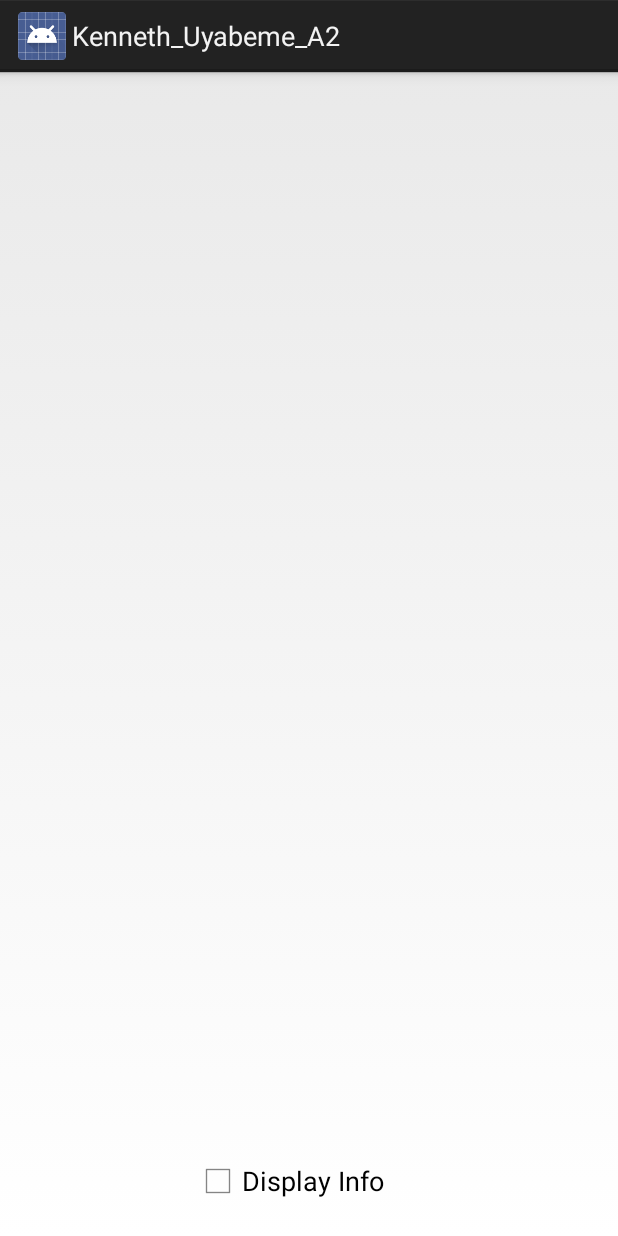
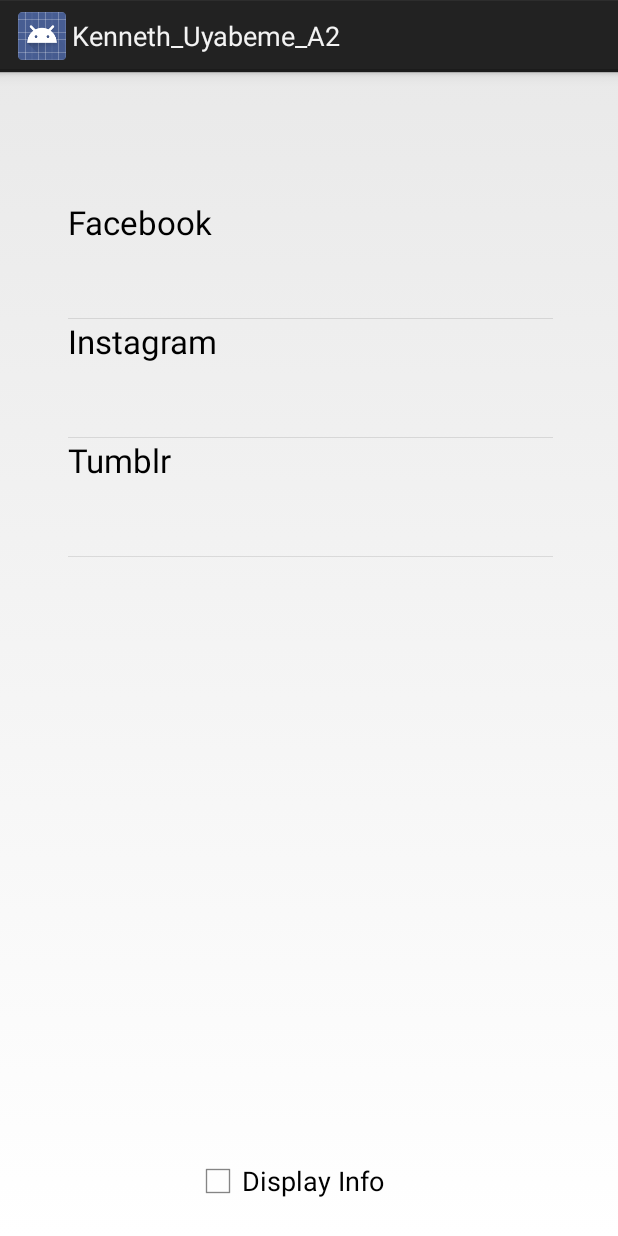
Before and after one commit to kennydgreat/Kenneth_Uyabeme_A2, an Android app: the screen it shows after launch (MainActivity), on a phone screen of 412 x 824 dp. Run offline under Robolectric (Android 15) with nearby library versions, the phone set to English and light mode, and no system bars.

Commit message:
-number of contacts textView added to media info layout xml -adapter class created -listview is not populated on start up

```diff
--- a/app/src/main/java/com/example/kenny/kenneth_uyabeme_a2/MainActivity.java
+++ b/app/src/main/java/com/example/kenny/kenneth_uyabeme_a2/MainActivity.java
@@ -2,13 +2,17 @@ package com.example.kenny.kenneth_uyabeme_a2;
 
 import android.app.Activity;
 import android.os.Bundle;
+import android.view.View;
 import android.widget.CheckBox;
 import android.widget.ListView;
+
+import java.util.ArrayList;
 
 public class MainActivity extends Activity {
     //Fields
     ListView socialMedialistview ; // ListView containing the social media account info
     CheckBox displayInfoCheckBox; // checkbox to display/hide the account ids
+    SocialMediaAccountAdapter adapter; // adapter for listView
     @Override
     protected void onCreate(Bundle savedInstanceState) {
         super.onCreate(savedInstanceState);
@@ -16,8 +20,31 @@ public class MainActivity extends Activity {
         //Getting reference to the social media listview and checkbutton
         socialMedialistview = findViewById(R.id.social_media_list_view);
         displayInfoCheckBox = findViewById(R.id.display_info_check_box);
+        loadSocialMediaAccounts();//loading data into the social media listView
+        //Setting checkBox listener
+        displayInfoCheckBox.setOnClickListener(new View.OnClickListener() {
+            @Override
+            public void onClick(View view) {/*If checked make the userID and number of contacts textViews visible
+            else make them invisible*/
+                if(displayInfoCheckBox.isChecked()){
+                    findViewById(R.id.user_id).setVisibility(View.VISIBLE);
+                    findViewById(R.id.num_of_contacts_textview).setVisibility(View.VISIBLE);
+                }else{
+                    findViewById(R.id.user_id).setVisibility(View.INVISIBLE);
+                    findViewById(R.id.num_of_contacts_textview).setVisibility(View.INVISIBLE);
+                }
 
-
+            }
+        });
 
     }
+
+    private void loadSocialMediaAccounts(){
+        //Getting the data the SocialMediaAccount class
+        ArrayList<SocialMediaAccount> accounts = SocialMediaAccount.getSocialMedia();
+        adapter = new SocialMediaAccountAdapter(this,
+                                                     R.layout.list_media_info,
+                                                    accounts);
+        socialMedialistview.setAdapter(adapter);
+    }
 }
--- /dev/null
+++ b/app/src/main/java/com/example/kenny/kenneth_uyabeme_a2/SocialMediaAccountAdapter.java
@@ -0,0 +1,53 @@
+package com.example.kenny.kenneth_uyabeme_a2;
+
+import android.app.Activity;
+import android.content.Context;
+import android.view.LayoutInflater;
+import android.view.View;
+import android.view.ViewGroup;
+import android.widget.ArrayAdapter;
+import android.widget.TextView;
+
+import java.util.ArrayList;
+import java.util.List;
+
+/**
+ * Created by kenny on 2017-10-15.
+ * This is the adapter that will help display the data from SocialMediaAccount POJO
+ * in Social Media Listview
+ */
+
+public class SocialMediaAccountAdapter extends ArrayAdapter {
+    //Fields
+    private Context context;//for getting the LayoutInflator
+    private int resource;// this will be use to get the layout xml for the each social media account
+
+    public SocialMediaAccountAdapter(Context context, int resource, ArrayList<SocialMediaAccount> accounts ) {
+        super(context, resource, accounts);// calling supeer class constructor
+        this.context = context;//setting the context
+        this.resource = resource; //setting the resources
+
+    }
+    @Override
+    //This creates a view for each social media account using the list_media_info layout
+    public View getView(int position, View convertView, ViewGroup parent){
+        if (convertView == null){ // inflating the view if it isn't inflated
+            LayoutInflater inflater = ((Activity) context).getLayoutInflater();
+            convertView = inflater.inflate(resource, parent,false);
+        }
+        //Getting the current social media account
+        SocialMediaAccount account = (SocialMediaAccount) getItem(position);
+        //Making a textView reference for the site name, userID and number of contacts textView of that socialMedia account
+        TextView nameTextView = convertView.findViewById(R.id.social_media_site_textview);
+        TextView userIdTextView = convertView.findViewById(R.id.user_id);
+        TextView numberOfContactsTextView = convertView.findViewById(R.id.num_of_contacts_textview);
+        //The populating the TextView with info from the account.
+        nameTextView.setText(account.getName());
+        userIdTextView.setText(account.getUserId());
+        numberOfContactsTextView.setText(Integer.toString(account.getNumberOfContacts()));
+
+
+        //Returning the modified view
+        return convertView;
+    }
+}
--- a/app/src/main/res/layout/list_media_info.xml
+++ b/app/src/main/res/layout/list_media_info.xml
@@ -16,5 +16,14 @@
         android:layout_width="wrap_content"
         android:layout_height="wrap_content"
         android:textAppearance="@android:style/TextAppearance.Holo.Medium"
+        android:visibility="invisible"
         tools:text="User ID" />
+
+    <TextView
+        android:id="@+id/num_of_contacts_textview"
+        android:layout_width="match_parent"
+        android:layout_height="wrap_content"
+        android:textAppearance="@android:style/TextAppearance.Holo.Medium"
+        android:visibility="invisible"
+        tools:text="Number of Contacts" />
 </LinearLayout>
```
